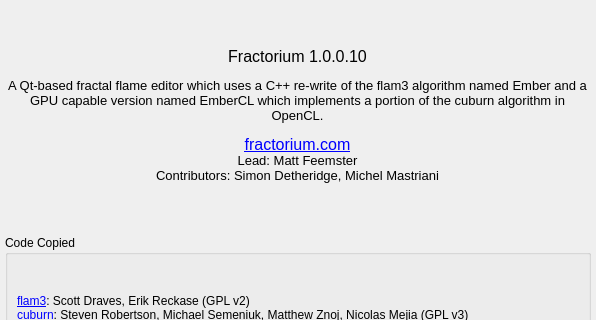
First picture: the form in Source/Fractorium/AboutDialog.ui, repository typpos/fractorium, before the edit; both pictures show x 0 to 596 and y 0 to 320 of the 596 by 930 pixel window.
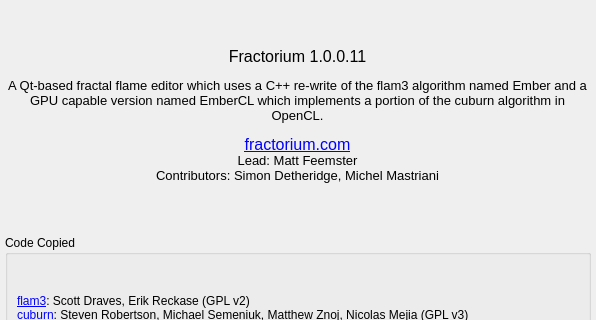
Second picture: the form after the edit.

Diff of the .ui file:
```diff
--- a/Source/Fractorium/AboutDialog.ui
+++ b/Source/Fractorium/AboutDialog.ui
@@ -58,7 +58,7 @@
     <enum>QFrame::NoFrame</enum>
    </property>
    <property name="text">
-    <string>&lt;html&gt;&lt;head/&gt;&lt;body&gt;&lt;p align=&quot;center&quot;&gt;Fractorium 1.0.0.10&lt;/p&gt;&lt;p align=&quot;center&quot;&gt;&lt;span style=&quot; font-size:10pt;&quot;&gt;A Qt-based fractal flame editor which uses a C++ re-write of the flam3 algorithm named Ember and a GPU capable version named EmberCL which implements a portion of the cuburn algorithm in OpenCL.&lt;/span&gt;&lt;/p&gt;&lt;p align=&quot;center&quot;&gt;&lt;a href=&quot;http://fractorium.com&quot;&gt;&lt;span style=&quot; text-decoration: underline; color:#0000ff;&quot;&gt;fractorium.com&lt;/span&gt;&lt;/a&gt;&lt;span style=&quot; font-size:10pt;&quot;&gt;&lt;br/&gt;Lead: Matt Feemster&lt;br/&gt;Contributors: Simon Detheridge, Michel Mastriani&lt;/span&gt;&lt;/p&gt;&lt;/body&gt;&lt;/html&gt;</string>
+    <string>&lt;html&gt;&lt;head/&gt;&lt;body&gt;&lt;p align=&quot;center&quot;&gt;Fractorium 1.0.0.11&lt;/p&gt;&lt;p align=&quot;center&quot;&gt;&lt;span style=&quot; font-size:10pt;&quot;&gt;A Qt-based fractal flame editor which uses a C++ re-write of the flam3 algorithm named Ember and a GPU capable version named EmberCL which implements a portion of the cuburn algorithm in OpenCL.&lt;/span&gt;&lt;/p&gt;&lt;p align=&quot;center&quot;&gt;&lt;a href=&quot;http://fractorium.com&quot;&gt;&lt;span style=&quot; text-decoration: underline; color:#0000ff;&quot;&gt;fractorium.com&lt;/span&gt;&lt;/a&gt;&lt;span style=&quot; font-size:10pt;&quot;&gt;&lt;br/&gt;Lead: Matt Feemster&lt;br/&gt;Contributors: Simon Detheridge, Michel Mastriani&lt;/span&gt;&lt;/p&gt;&lt;/body&gt;&lt;/html&gt;</string>
    </property>
    <property name="textFormat">
     <enum>Qt::RichText</enum>
```
